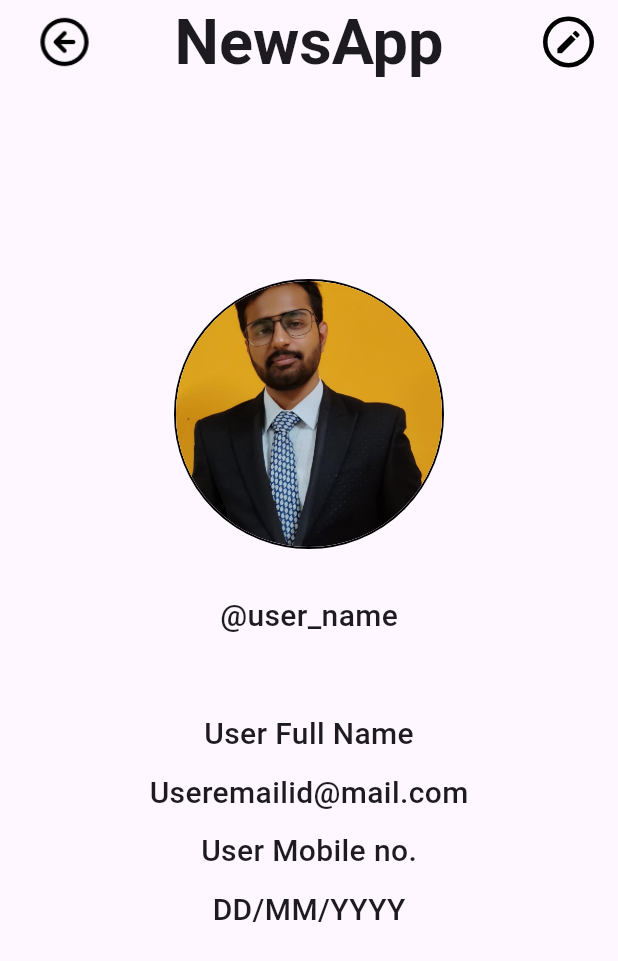
After one commit to TheInfamousTheta/Flutter_Learn, a Flutter app: the ProfileScreen screen opened directly, on a phone screen of 412 x 824 dp. The commit adds this screen. Shown: the top 961 px of the screen. Run offline on Flutter 3.47's test engine with Material 3 defaults, Android fonts, the phone set to English and light mode, and no system bars.

Commit message:
Day1 (1)
Profile Screen UI done

```diff
--- /dev/null
+++ b/lib/pages/profile_screen.dart
@@ -0,0 +1,130 @@
+import 'package:flutter/material.dart';
+
+class ProfileScreen extends StatelessWidget {
+  const ProfileScreen({super.key});
+
+  @override
+  Widget build(BuildContext context) {
+    return Scaffold(
+      appBar: AppBar(
+        automaticallyImplyLeading: false,
+        leadingWidth: 70,
+        leading: Padding(
+          padding: const EdgeInsets.fromLTRB(16, 0, 0, 0),
+          child: IconButton(
+            onPressed: () {
+              Navigator.pop(context);
+            },
+            icon: Container(
+              height: 35,
+              width: 35,
+              decoration: BoxDecoration(
+                borderRadius: BorderRadius.circular(999),
+              ),
+              child: Image.asset('lib/icons/img.png', fit: BoxFit.cover),
+            ),
+          ),
+        ),
+        centerTitle: true,
+        title: Text(
+          'NewsApp',
+          style: TextStyle(fontSize: 42, fontWeight: FontWeight.bold),
+        ),
+        actions: [
+          Padding(
+            padding: const EdgeInsets.fromLTRB(0, 0, 16, 0),
+            child: Container(
+              padding: EdgeInsets.all(4),
+              decoration: BoxDecoration(
+                borderRadius: BorderRadius.circular(999),
+
+                border: Border.all(color: Colors.black, width: 3),
+              ),
+              child: InkWell(
+                borderRadius: BorderRadius.circular(999),
+                onTap: () {
+                  Navigator.pop(context);
+                },
+                child: Icon(
+                  Icons.edit,
+                  color: Colors.black,
+                  size: 20,
+                  weight: 99,
+                ),
+              ),
+            ),
+          ),
+        ],
+      ),
+      body: Padding(
+        padding: const EdgeInsets.symmetric(horizontal: 16),
+        child: Column(
+          children: [
+            Center(
+              child: Padding(
+                padding: EdgeInsets.fromLTRB(0, 130, 0, 0),
+                child: Container(
+                  height: 180,
+                  width: 180,
+                  decoration: BoxDecoration(
+                    borderRadius: BorderRadius.circular(90),
+                    border: Border.all(color: Colors.black, width: 1.3),
+                  ),
+                  child: CircleAvatar(
+                    radius: 90,
+                    backgroundImage: AssetImage('lib/placeholders/Amogh.jpg'),
+                  ),
+                ),
+              ),
+            ), //Profile Image
+            Center(
+              child: Padding(
+                padding: const EdgeInsets.fromLTRB(0, 30, 0, 0),
+                child: Text(
+                  '@user_name',
+                  style: TextStyle(fontWeight: FontWeight.w500, fontSize: 20),
+                ),
+              ),
+            ),
+            Center(
+              child: Padding(
+                padding: const EdgeInsets.fromLTRB(0, 50, 0, 0),
+                child: Text(
+                  'User Full Name',
+                  style: TextStyle(fontWeight: FontWeight.w500, fontSize: 20),
+                ),
+              ),
+            ),
+            Center(
+              child: Padding(
+                padding: const EdgeInsets.fromLTRB(0, 10, 0, 0),
+                child: Text(
+                  'Useremailid@mail.com',
+                  style: TextStyle(fontWeight: FontWeight.w500, fontSize: 20),
+                ),
+              ),
+            ),
+            Center(
+              child: Padding(
+                padding: const EdgeInsets.fromLTRB(0, 10, 0, 0),
+                child: Text(
+                  'User Mobile no.',
+                  style: TextStyle(fontWeight: FontWeight.w500, fontSize: 20),
+                ),
+              ),
+            ),
+            Center(
+              child: Padding(
+                padding: const EdgeInsets.fromLTRB(0, 10, 0, 0),
+                child: Text(
+                  'DD/MM/YYYY',
+                  style: TextStyle(fontWeight: FontWeight.w500, fontSize: 20),
+                ),
+              ),
+            ),
+          ],
+        ),
+      ),
+    );
+  }
+}
--- a/lib/widgets/home_page_widgets/home_page_app_bar.dart
+++ b/lib/widgets/home_page_widgets/home_page_app_bar.dart
@@ -1,8 +1,11 @@
 import 'package:flutter/material.dart';
+import 'package:flutter_learn/pages/profile_screen.dart';
 
 class MyAppBar extends StatelessWidget implements PreferredSizeWidget {
   const MyAppBar({super.key, required this.appBar});
+
   final AppBar appBar;
+
   @override
   Widget build(BuildContext context) {
     return AppBar(
@@ -24,7 +27,12 @@ class MyAppBar extends StatelessWidget implements PreferredSizeWidget {
             ),
             child: InkWell(
               borderRadius: BorderRadius.circular(999),
-              onTap: () {},
+              onTap: () {
+                Navigator.push(
+                  context,
+                  MaterialPageRoute(builder: (context) => ProfileScreen()),
+                );
+              },
               child: CircleAvatar(
                 backgroundImage: AssetImage('lib/placeholders/Amogh.jpg'),
               ),
--- a/pubspec.yaml
+++ b/pubspec.yaml
@@ -58,7 +58,7 @@ flutter:
   uses-material-design: true
   assets:
     - lib/placeholders/
-    - lib/placeholders/funny_minion.jpg
+    - lib/icons/
   # To add assets to your application, add an assets section, like this:
   # assets:
   #   - images/a_dot_burr.jpeg
```
Also changed, not shown: lib/widgets/home_page_widgets/home_page_info_tile.dart (+2 -5 lines), lib/icons/img.png (added).
